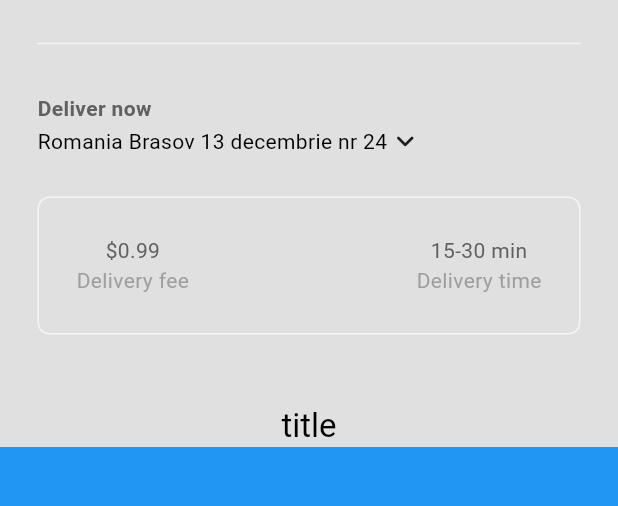
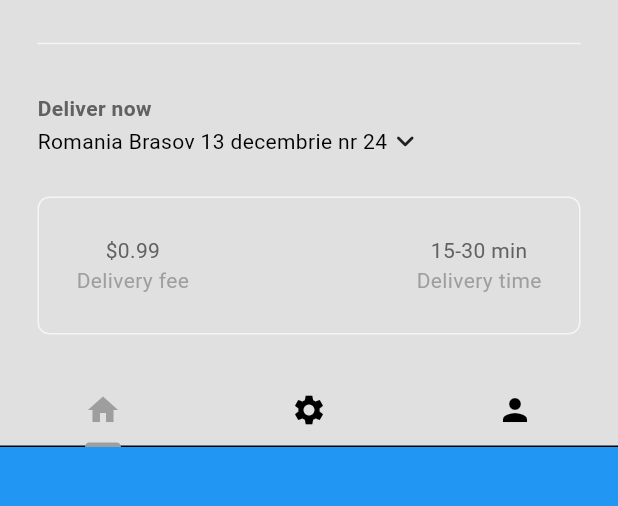
Before and after one commit to Gabi-Plosnita/FoodAppDam, a Flutter app: the HomePage screen opened directly, on a phone screen of 412 x 824 dp, the part 63-569 px from its top. Run offline on Flutter 3.47's test engine with Material 3 defaults, Android fonts, the phone set to English and light mode, and no system bars.

Commit message:
Update appbar

```diff
--- /dev/null
+++ b/food_app/lib/components/my_tab_bar.dart
@@ -0,0 +1,32 @@
+import 'package:flutter/material.dart';
+
+class MyTabBar extends StatelessWidget {
+  final TabController tabController;
+
+  const MyTabBar({
+    super.key,
+    required this.tabController,
+  });
+
+  @override
+  Widget build(BuildContext context) {
+    return Container(
+      child: TabBar(
+        controller: tabController,
+        tabs: [
+          Tab(
+            icon: Icon(Icons.home),
+          ),
+
+          Tab(
+            icon: Icon(Icons.settings),
+          ),
+
+          Tab(
+            icon: Icon(Icons.person),
+          )
+        ],
+      ),
+    );
+  }
+}
--- a/food_app/lib/pages/home_page.dart
+++ b/food_app/lib/pages/home_page.dart
@@ -3,7 +3,7 @@ import 'package:food_app/components/my_current_location.dart';
 import 'package:food_app/components/my_description_box.dart';
 import 'package:food_app/components/my_drawer.dart';
 import 'package:food_app/components/my_silver_app_bar.dart';
-import 'package:food_app/main.dart';
+import 'package:food_app/components/my_tab_bar.dart';
 
 class HomePage extends StatefulWidget {
   const HomePage({super.key});
@@ -12,7 +12,21 @@ class HomePage extends StatefulWidget {
   State<HomePage> createState() => _HomePageState();
 }
 
-class _HomePageState extends State<HomePage> {
+class _HomePageState extends State<HomePage> with SingleTickerProviderStateMixin{
+  late TabController _tabController;
+
+  @override
+  void initState(){
+    super.initState();
+    _tabController = TabController(length: 3, vsync: this);
+  }
+
+  @override
+  void dispose(){
+    _tabController.dispose();
+    super.dispose();
+  }
+
   @override
   Widget build(BuildContext context) {
     return Scaffold(
@@ -20,6 +34,7 @@ class _HomePageState extends State<HomePage> {
       body: NestedScrollView(
         headerSliverBuilder: (context, innerBoxIsScrolled) => [
           MySilverAppBar(
+            title: MyTabBar(tabController: _tabController),
             child: Column(
               mainAxisAlignment: MainAxisAlignment.end,
               children: [
@@ -34,7 +49,6 @@ class _HomePageState extends State<HomePage> {
                 const MyDescriptionBox(),
               ],
             ),
-            title: Text("title")
           ),
         ],
         body: Container(color: Colors.blue),
```
